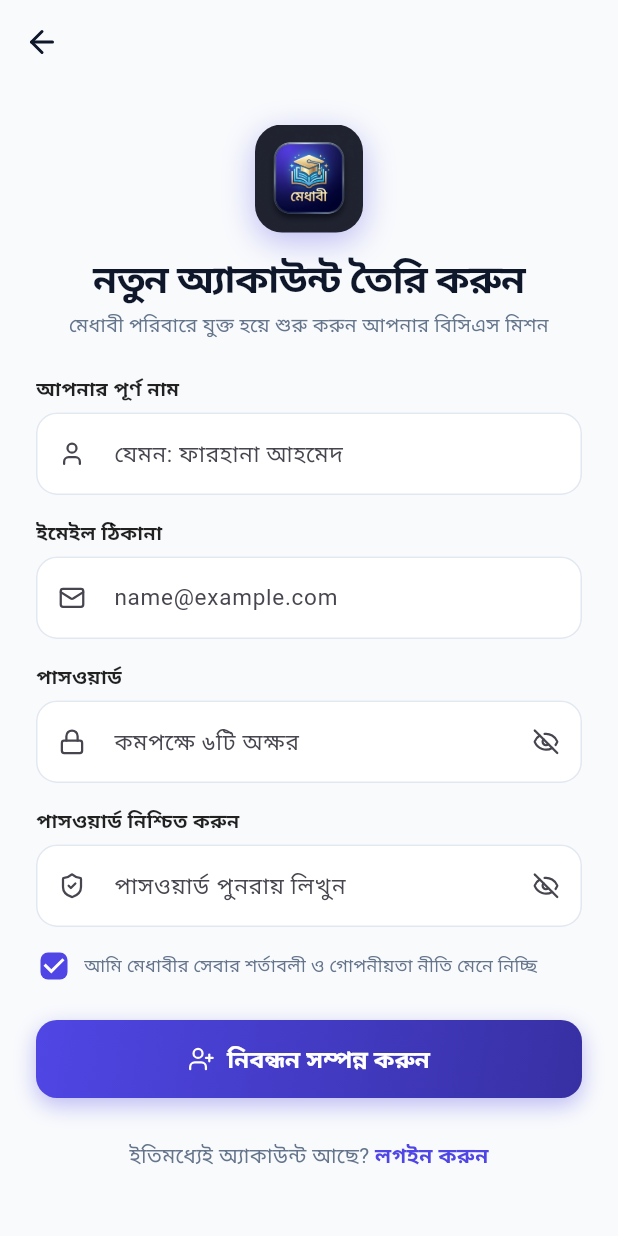
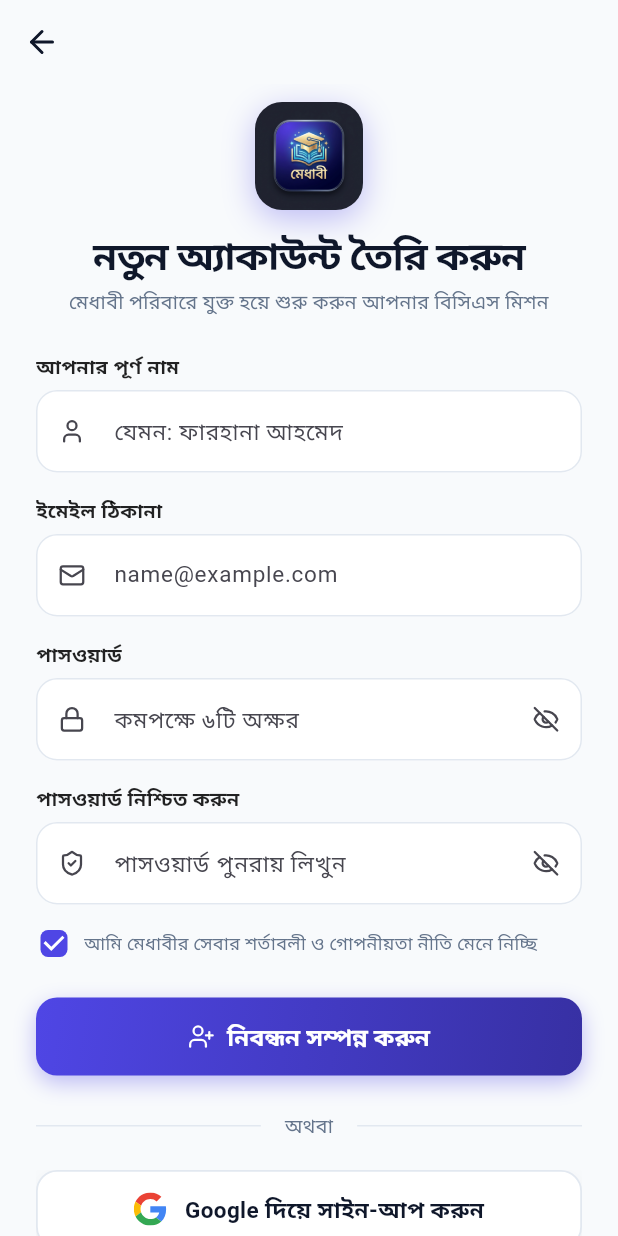
Before and after one commit to bilash-biswas/medhavi-mobile, a Flutter app: the RegisterScreen screen opened by its route, on a phone screen of 412 x 824 dp. Run offline on Flutter 3.47's test engine with Material 3 defaults, Android fonts, the phone set to English and light mode, and no system bars; our stand-ins replace cloud_firestore, firebase_auth, firebase_core, flutter_riverpod, flutter_svg, go_router and 4 more; missing offline and left inert: flutter_math_fork; accounts and stored records are empty; network calls fail; Roboto replaces fonts that are missing (Hind Siliguri).

Commit message:
feat: Add Sign Up and Sign In with Google authentication

```diff
--- /dev/null
+++ b/lib/core/components/google_sign_in_button.dart
@@ -0,0 +1,108 @@
+import 'package:flutter/material.dart';
+import 'package:flutter/services.dart';
+import 'package:flutter_riverpod/flutter_riverpod.dart';
+import 'package:flutter_svg/flutter_svg.dart';
+import 'package:google_fonts/google_fonts.dart';
+import 'package:medhavi_mobile/core/constants/app_colors.dart';
+import 'package:medhavi_mobile/core/localization/app_strings.dart';
+
+/// Modern, accessible, Material 3 Google Sign-In & Sign-Up button
+/// adhering to Google Identity guidelines with official vector branding.
+class GoogleSignInButton extends ConsumerWidget {
+  final VoidCallback? onPressed;
+  final bool isLoading;
+  final String? customText;
+  final bool isSignUp;
+
+  const GoogleSignInButton({
+    super.key,
+    required this.onPressed,
+    this.isLoading = false,
+    this.customText,
+    this.isSignUp = false,
+  });
+
+  static const String _googleSvg = '''
+<svg viewBox="0 0 48 48" width="22" height="22">
+  <path fill="#EA4335" d="M24 9.5c3.54 0 6.71 1.22 9.21 3.6l6.85-6.85C35.9 2.38 30.47 0 24 0 14.62 0 6.51 5.38 2.56 13.22l7.98 6.19C12.43 13.72 17.74 9.5 24 9.5z"/>
+  <path fill="#4285F4" d="M46.98 24.55c0-1.57-.15-3.09-.38-4.55H24v9.02h12.94c-.58 2.96-2.26 5.48-4.78 7.18l7.73 6c4.51-4.18 7.09-10.36 7.09-17.65z"/>
+  <path fill="#FBBC05" d="M10.53 28.59c-.48-1.45-.76-2.99-.76-4.59s.27-3.14.76-4.59l-7.98-6.19C.92 16.46 0 20.12 0 24c0 3.88.92 7.54 2.56 10.78l7.97-6.19z"/>
+  <path fill="#34A853" d="M24 48c6.48 0 11.93-2.13 15.89-5.81l-7.73-6c-2.15 1.45-4.92 2.3-8.16 2.3-6.26 0-11.57-4.22-13.47-9.91l-7.98 6.19C6.51 42.62 14.62 48 24 48z"/>
+  <path fill="none" d="M0 0h48v48H0z"/>
+</svg>
+''';
+
+  @override
+  Widget build(BuildContext context, WidgetRef ref) {
+    final isDark = Theme.of(context).brightness == Brightness.dark;
+    final defaultLabel = isSignUp
+        ? AppStrings.tr(ref, 'sign_up_google')
+        : AppStrings.tr(ref, 'continue_with_google');
+    final buttonText = customText ?? defaultLabel;
+
+    return Material(
+      color: Colors.transparent,
+      child: InkWell(
+        onTap: isLoading
+            ? null
+            : () {
+                HapticFeedback.lightImpact();
+                onPressed?.call();
+              },
+        borderRadius: BorderRadius.circular(14),
+        child: Ink(
+          height: 52,
+          decoration: BoxDecoration(
+            color: isDark ? AppColors.cardDark : Colors.white,
+            borderRadius: BorderRadius.circular(14),
+            border: Border.all(
+              color: isDark ? AppColors.borderDark : AppColors.borderLight,
+              width: 1.2,
+            ),
+            boxShadow: [
+              BoxShadow(
+                color: isDark
+                    ? Colors.black.withValues(alpha: 0.25)
+                    : Colors.black.withValues(alpha: 0.04),
+                blurRadius: 8,
+                offset: const Offset(0, 3),
+              ),
+            ],
+          ),
+          child: Center(
+            child: isLoading
+                ? SizedBox(
+                    width: 22,
+                    height: 22,
+                    child: CircularProgressIndicator(
+                      strokeWidth: 2.2,
+                      color: isDark ? Colors.white : AppColors.primary,
+                    ),
+                  )
+                : Row(
+                    mainAxisAlignment: MainAxisAlignment.center,
+                    children: [
+                      SvgPicture.string(
+                        _googleSvg,
+                        width: 22,
+                        height: 22,
+                      ),
+                      const SizedBox(width: 12),
+                      Text(
+                        buttonText,
+                        style: GoogleFonts.hindSiliguri(
+                          fontSize: 15,
+                          fontWeight: FontWeight.w600,
+                          color: isDark
+                              ? AppColors.textPrimaryDark
+                              : AppColors.textPrimaryLight,
+                        ),
+                      ),
+                    ],
+                  ),
+          ),
+        ),
+      ),
+    );
+  }
+}
--- a/lib/core/localization/app_strings.dart
+++ b/lib/core/localization/app_strings.dart
@@ -25,6 +25,9 @@
       'register': 'রেজিস্ট্রেশন',
       'logout': 'লগআউট',
       'guest_mode': 'গেস্ট মোড',
+      'continue_with_google': 'Google দিয়ে চালিয়ে যান',
+      'sign_in_google': 'Google দিয়ে সাইন-ইন করুন',
+      'sign_up_google': 'Google দিয়ে সাইন-আপ করুন',
       'cancel': 'বাতিল',
       'confirm': 'নিশ্চিত করুন',
       'save': 'সংরক্ষণ',
@@ -117,6 +120,9 @@
       'register': 'Register',
       'logout': 'Logout',
       'guest_mode': 'Guest Mode',
+      'continue_with_google': 'Continue with Google',
+      'sign_in_google': 'Sign in with Google',
+      'sign_up_google': 'Sign up with Google',
       'cancel': 'Cancel',
       'confirm': 'Confirm',
       'save': 'Save',
--- a/lib/features/auth/presentation/screens/register_screen.dart
+++ b/lib/features/auth/presentation/screens/register_screen.dart
@@ -4,6 +4,7 @@
 import 'package:google_fonts/google_fonts.dart';
 import 'package:lucide_icons_flutter/lucide_icons.dart';
 import '../../../../core/constants/app_colors.dart';
+import '../../../../core/components/google_sign_in_button.dart';
 import '../controllers/auth_controller.dart';
 
 class RegisterScreen extends ConsumerStatefulWidget {
@@ -24,6 +25,7 @@
   bool _obscureConfirmPassword = true;
   bool _acceptTerms = true;
   bool _isLoading = false;
+  bool _isGoogleLoading = false;
   String? _errorMessage;
 
   @override
@@ -77,6 +79,41 @@
       setState(() {
         _errorMessage = result.error;
       });
+    }
+  }
+
+  Future<void> _handleGoogleSignUp() async {
+    setState(() {
+      _isGoogleLoading = true;
+      _errorMessage = null;
+    });
+
+    final notifier = ref.read(authControllerProvider.notifier);
+    final result = await notifier.signInWithGoogle();
+
+    if (!mounted) return;
+
+    setState(() => _isGoogleLoading = false);
+
+    if (result.success) {
+      final name = result.user?.displayName ?? 'প্রার্থী';
+      ScaffoldMessenger.of(context).showSnackBar(
+        SnackBar(
+          content: Text(
+            'অভিনন্দন $name! গুগল অ্যাকাউন্টে সফলভাবে সাইন-আপ সম্পন্ন হয়েছে।',
+            style: GoogleFonts.hindSiliguri(fontWeight: FontWeight.w600),
+          ),
+          backgroundColor: AppColors.success,
+          behavior: SnackBarBehavior.floating,
+        ),
+      );
+      context.go('/');
+    } else {
+      if (result.error != null && !result.error!.contains('বাতিল')) {
+        setState(() {
+          _errorMessage = result.error;
+        });
+      }
     }
   }
 
@@ -515,9 +552,48 @@
                             ),
                     ),
                   ),
+                  const SizedBox(height: 24),
+
+                  // 9. "অথবা" Divider
+                  Row(
+                    children: [
+                      Expanded(
+                        child: Divider(
+                          color: isDark ? AppColors.borderDark : AppColors.borderLight,
+                        ),
+                      ),
+                      Padding(
+                        padding: const EdgeInsets.symmetric(horizontal: 16),
+                        child: Text(
+                          'অথবা',
+                          style: GoogleFonts.hindSiliguri(
+                            fontSize: 13,
+                            color: isDark
+                                ? AppColors.textSecondaryDark
+                                : AppColors.textSecondaryLight,
+                          ),
+                        ),
+                      ),
+                      Expanded(
+                        child: Divider(
+                          color: isDark ? AppColors.borderDark : AppColors.borderLight,
+                        ),
+                      ),
+                    ],
+                  ),
+                  const SizedBox(height: 20),
+
+                  // 10. Google Sign-Up Button
+                  GoogleSignInButton(
+                    isSignUp: true,
+                    isLoading: _isGoogleLoading,
+                    onPressed: (_isLoading || _isGoogleLoading)
+                        ? null
+                        : _handleGoogleSignUp,
+                  ),
                   const SizedBox(height: 28),
 
-                  // 9. Login Redirect
+                  // 11. Login Redirect
                   Row(
                     mainAxisAlignment: MainAxisAlignment.center,
                     children: [
--- a/pubspec.yaml
+++ b/pubspec.yaml
@@ -44,6 +44,8 @@
   hive_flutter: ^1.1.0
   intl: ^0.20.2
   lucide_icons_flutter: ^4.0.0
+  google_sign_in: 6.2.2
+  flutter_svg: ^2.2.3
 
 dev_dependencies:
   flutter_test:
```
Also changed, not shown: lib/features/auth/presentation/controllers/auth_controller.dart (+76 -0 lines), lib/features/auth/presentation/screens/login_screen.dart (+52 -2 lines), pubspec.lock, 3 other files.
